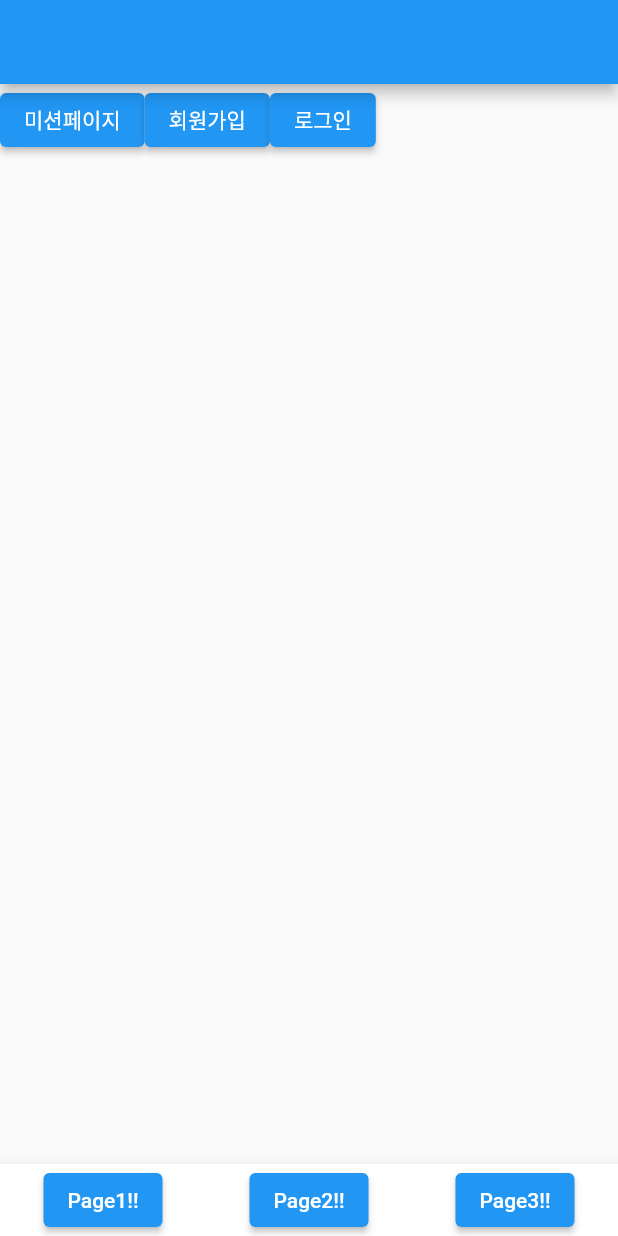
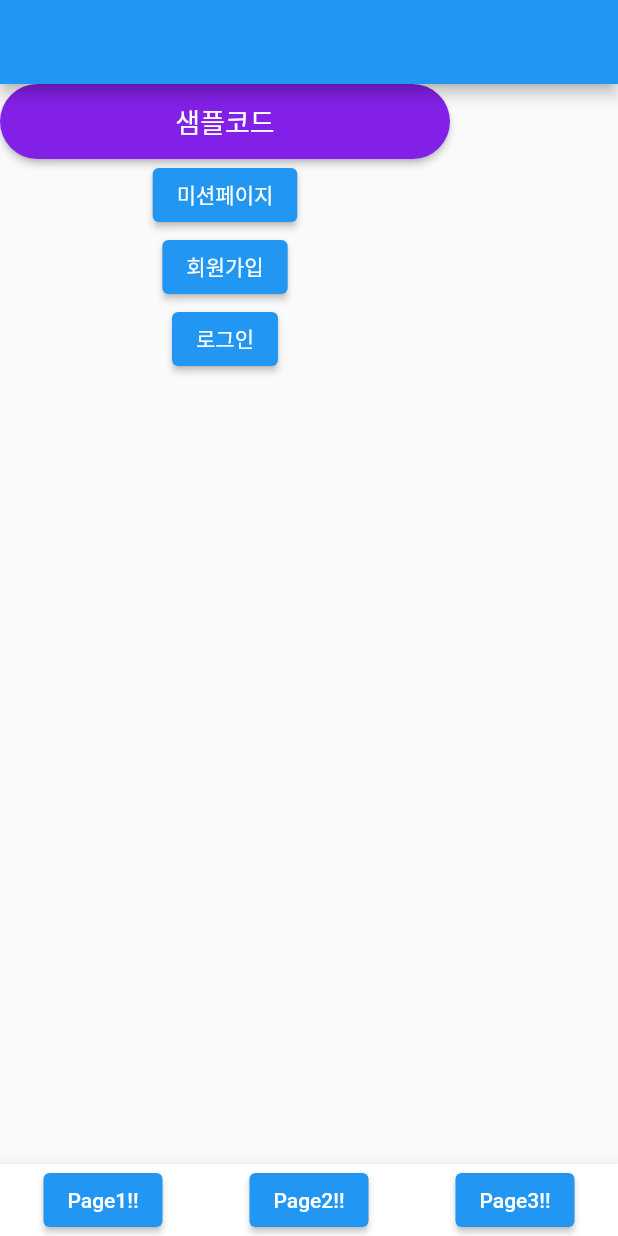
Before and after one commit to tngus2sh/KeePing, a Flutter app: the screen it shows after launch, on a phone screen of 412 x 824 dp. Run offline on Flutter 3.47's test engine with Material 2 defaults, Android fonts, the phone set to English and light mode, and no system bars; our stand-ins replace camera, flutter_image_compress, gallery_saver, image_picker, permission_handler; missing offline and left inert: google_mlkit_text_recognition, kakao_map_plugin.

Commit message:
feat: 메인페이지에 샘플코드 페이지 이동 버튼 추가

```diff
--- a/client/lib/screens/main_page/main_page.dart
+++ b/client/lib/screens/main_page/main_page.dart
@@ -1,4 +1,6 @@
 import 'package:flutter/material.dart';
+import 'package:keeping/screens/sample_code_page/sample_code_page.dart';
+import 'package:keeping/widgets/confirm_btn.dart';
 import '../page1/page1.dart';
 import '../page2/page2.dart';
 import '../page3/page3.dart';
@@ -13,8 +15,12 @@ class MainPage extends StatelessWidget {
     return Scaffold(
       appBar: AppBar(),
       body: SizedBox(
-          child: Row(
+        child: Column(
           children: [
+            ConfirmBtn(
+              text: '샘플코드',
+              action: SampleCodePage(),
+            ),
             ElevatedButton(
               onPressed: () {
                 Navigator.push(context,
@@ -45,7 +51,8 @@ class MainPage extends StatelessWidget {
               child: const Text('로그인'), // 로그인 페이지 이동 버튼 추가
             ),
           ],
-      )),
+        )
+      ),
       bottomNavigationBar: BottomAppBar(
         child: Row(
           mainAxisAlignment: MainAxisAlignment.spaceAround,
@@ -72,7 +79,8 @@ class MainPage extends StatelessWidget {
               child: const Text('Page3!!'),
             )
           ],
-      )),
+        )
+      ),
     );
   }
 }
```
Lines whose indentation alone changed are shown as unchanged.
